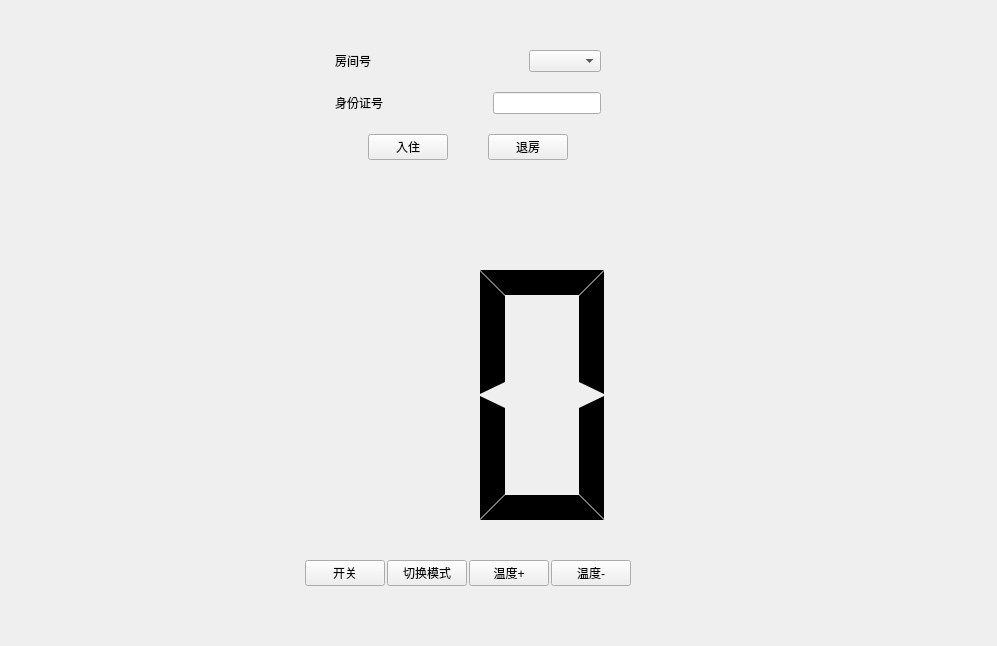
Old version of the form src/server/management.ui in the repository Connor1996/Distributed-Air-Conditioning-System.
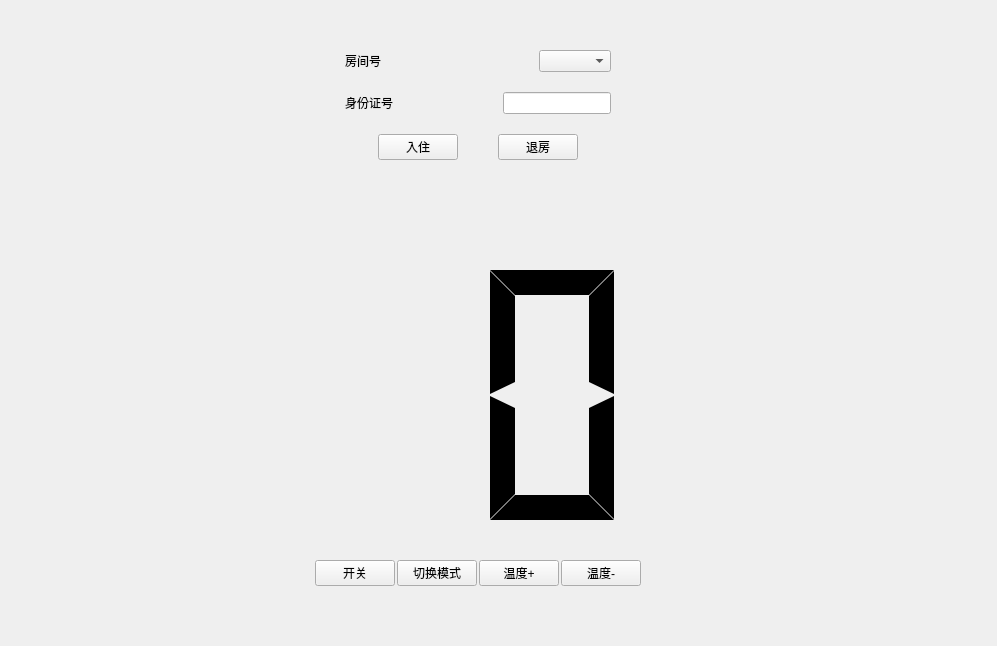
New version of the form.

```diff
--- a/src/server/management.ui
+++ b/src/server/management.ui
@@ -123,6 +123,9 @@
                  <verstretch>0</verstretch>
                 </sizepolicy>
                </property>
+               <property name="frameShape">
+                <enum>QFrame::NoFrame</enum>
+               </property>
                <property name="text">
                 <string>身份证号</string>
                </property>
@@ -284,6 +287,9 @@
              <property name="frameShape">
               <enum>QFrame::NoFrame</enum>
              </property>
+             <property name="frameShadow">
+              <enum>QFrame::Raised</enum>
+             </property>
              <property name="digitCount">
               <number>2</number>
              </property>
@@ -404,7 +410,7 @@
      </property>
      <property name="sizeHint" stdset="0">
       <size>
-       <width>40</width>
+       <width>20</width>
        <height>20</height>
       </size>
      </property>
```
